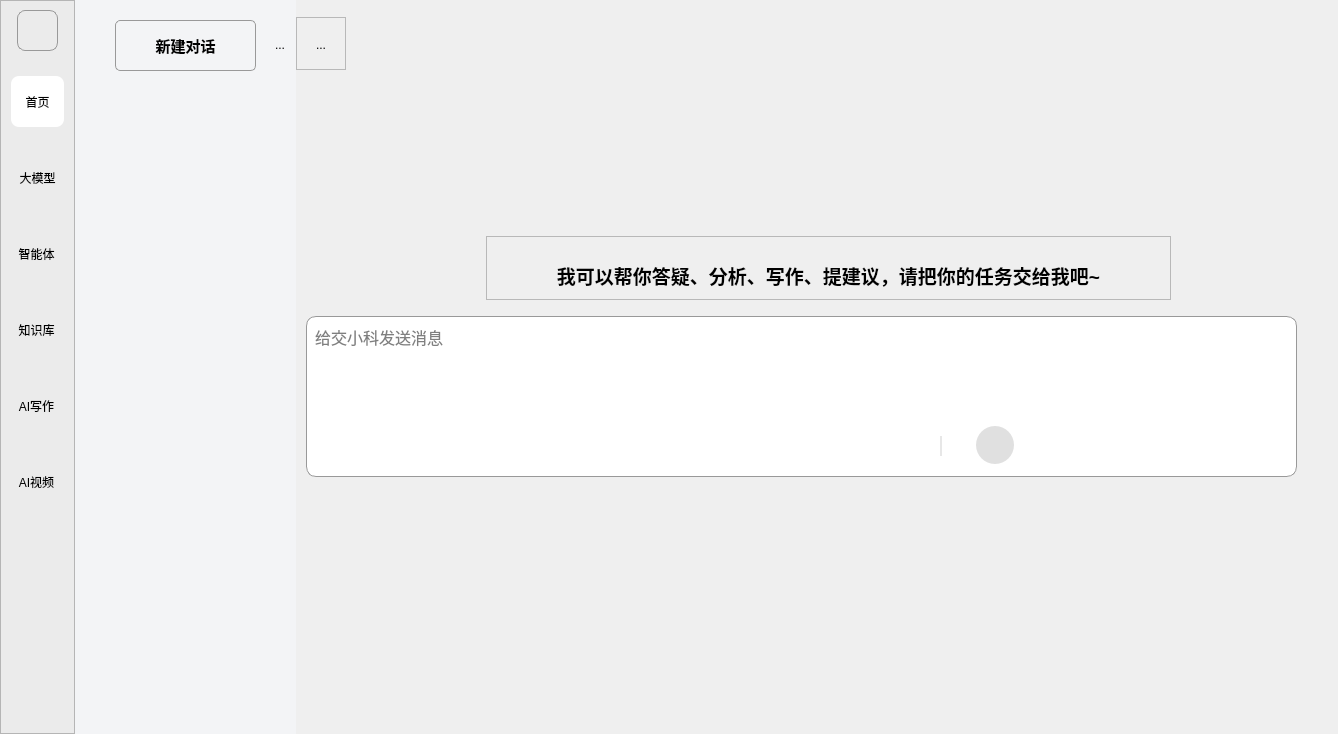
gyf0951/LLM, file welcomepage.ui: the form before one commit.
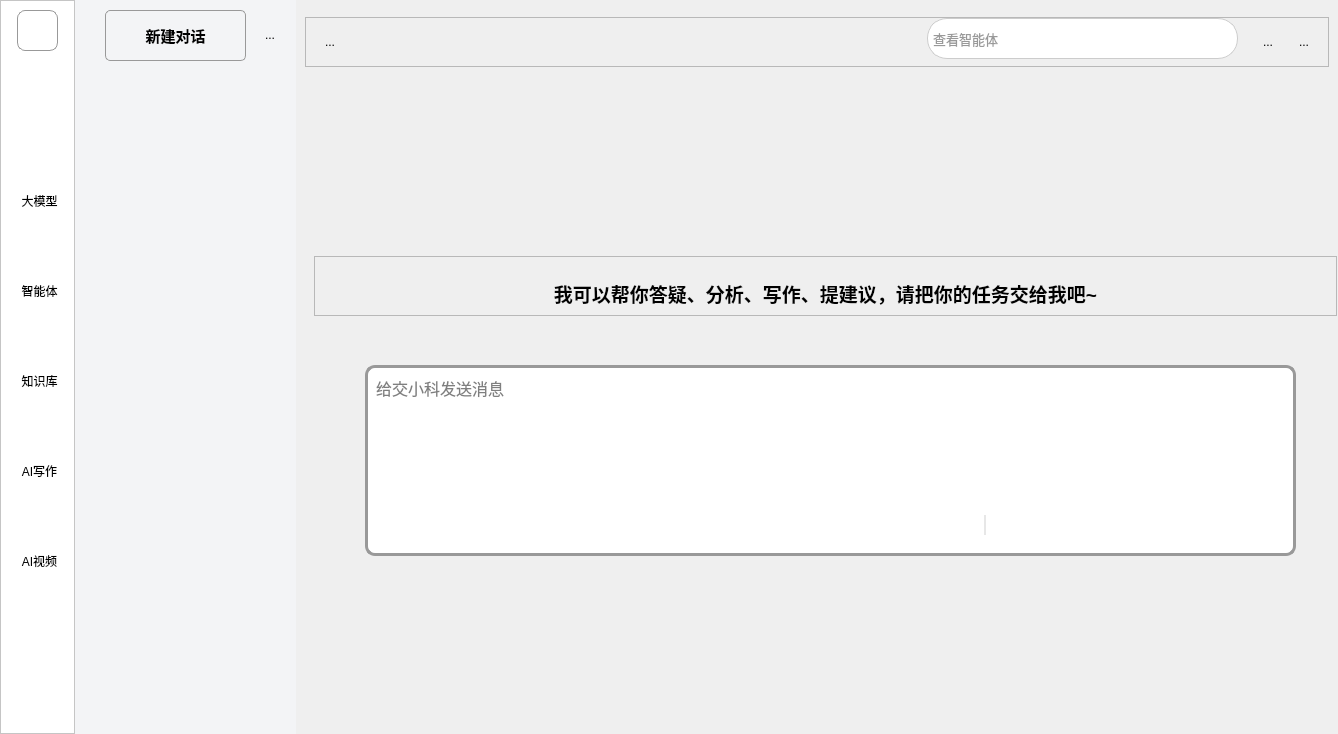
The form after the commit. Icons and pictures are not drawn.

What changed in the file:
```diff
--- a/welcomepage.ui
+++ b/welcomepage.ui
@@ -50,7 +50,7 @@
       </size>
      </property>
      <property name="styleSheet">
-      <string notr="true">background-color: rgb(235, 235, 235);</string>
+      <string notr="true">background-color: #FFFFFF;</string>
      </property>
      <property name="frameShape">
       <enum>QFrame::StyledPanel</enum>
@@ -65,6 +65,12 @@
       <property name="spacing">
        <number>25</number>
       </property>
+      <property name="leftMargin">
+       <number>11</number>
+      </property>
+      <property name="rightMargin">
+       <number>11</number>
+      </property>
       <item alignment="Qt::AlignHCenter|Qt::AlignVCenter">
        <widget class="QPushButton" name="pushButton_4">
         <property name="minimumSize">
@@ -103,14 +109,21 @@
        <widget class="QToolButton" name="toolButton_3">
         <property name="minimumSize">
          <size>
-          <width>53</width>
-          <height>51</height>
+          <width>55</width>
+          <height>65</height>
          </size>
         </property>
         <property name="styleSheet">
          <string notr="true">/* border: 1px solid #999; */
-background-color: rgb(255, 255, 255);
-border-radius: 8px;</string>
+/*background-color: #0076FF;  */
+border-radius: 8px;
+ background: qlineargradient( 
+x1:0, y1:0, x2:0, y2:1,             /* 从上到下渐变 */  
+stop:0 rgba(0, 118, 255, 255),     /* 顶部：#0076FF，不透明 */ 
+ stop:1 rgba(0, 118, 255, 178)      /* 底部：#0076FF，约70%不透明 */ 
+     );
+color: white;
+padding-top: 5px;</string>
         </property>
         <property name="text">
          <string>首页</string>
@@ -130,17 +143,31 @@
         </property>
        </widget>
       </item>
-      <item alignment="Qt::AlignHCenter|Qt::AlignVCenter">
+      <item>
        <widget class="QToolButton" name="toolButton">
         <property name="minimumSize">
          <size>
-          <width>53</width>
-          <height>51</height>
+          <width>55</width>
+          <height>65</height>
          </size>
         </property>
         <property name="styleSheet">
          <string notr="true">/* border: 1px solid #999; */
-border-radius: 8px;</string>
+QToolButton {
+    /* * 正常状态：
+     * 1. 背景色设为透明
+     * 2. 移除默认边框
+     */
+    background-color: transparent;
+    border: none;
+    border-radius: 8px; /* 保留您的圆角 */
+	padding-top: 5px;
+}
+QToolButton:hover {
+    background-color: #EBEBEB;
+border: 1px solid #CCCCCC;
+padding-top: 5px;
+}</string>
         </property>
         <property name="text">
          <string>大模型</string>
@@ -164,13 +191,27 @@
        <widget class="QToolButton" name="toolButton_2">
         <property name="minimumSize">
          <size>
-          <width>53</width>
-          <height>51</height>
+          <width>55</width>
+          <height>65</height>
          </size>
         </property>
         <property name="styleSheet">
          <string notr="true">/* border: 1px solid #999; */
-border-radius: 8px;</string>
+QToolButton {
+    /* * 正常状态：
+     * 1. 背景色设为透明
+     * 2. 移除默认边框
+     */
+    background-color: transparent;
+    border: none;
+    border-radius: 8px; /* 保留您的圆角 */
+	padding-top: 5px;
+}
+QToolButton:hover {
+    background-color: #EBEBEB;
+border: 1px solid #CCCCCC;
+padding-top: 5px;
+}</string>
         </property>
         <property name="text">
          <string>智能体</string>
@@ -194,13 +235,27 @@
        <widget class="QToolButton" name="toolButton_4">
         <property name="minimumSize">
          <size>
-          <width>53</width>
-          <height>51</height>
+          <width>55</width>
+          <height>65</height>
          </size>
         </property>
         <property name="styleSheet">
          <string notr="true">/* border: 1px solid #999; */
-border-radius: 8px;</string>
+QToolButton {
+    /* * 正常状态：
+     * 1. 背景色设为透明
+     * 2. 移除默认边框
+     */
+    background-color: transparent;
+    border: none;
+    border-radius: 8px; /* 保留您的圆角 */
+	padding-top: 5px;
+}
+QToolButton:hover {
+    background-color: #EBEBEB;
+border: 1px solid #CCCCCC;
+padding-top: 5px;
+}</string>
         </property>
         <property name="text">
          <string>知识库</string>
@@ -224,13 +279,27 @@
        <widget class="QToolButton" name="toolButton_5">
         <property name="minimumSize">
          <size>
-          <width>53</width>
-          <height>51</height>
+          <width>55</width>
+          <height>65</height>
          </size>
         </property>
         <property name="styleSheet">
          <string notr="true">/* border: 1px solid #999; */
-border-radius: 8px;</string>
+QToolButton {
+    /* * 正常状态：
+     * 1. 背景色设为透明
+     * 2. 移除默认边框
+     */
+    background-color: transparent;
+    border: none;
+    border-radius: 8px; /* 保留您的圆角 */
+	padding-top: 5px;
+}
+QToolButton:hover {
+    background-color: #EBEBEB;
+border: 1px solid #CCCCCC;
+padding-top: 5px;
+}</string>
         </property>
         <property name="text">
          <string>AI写作</string>
@@ -254,13 +323,27 @@
        <widget class="QToolButton" name="toolButton_6">
         <property name="minimumSize">
          <size>
-          <width>53</width>
-          <height>51</height>
+          <width>55</width>
+          <height>65</height>
          </size>
         </property>
         <property name="styleSheet">
          <string notr="true">/* border: 1px solid #999; */
-border-radius: 8px;</string>
+QToolButton {
+    /* * 正常状态：
+     * 1. 背景色设为透明
+     * 2. 移除默认边框
+     */
+    background-color: transparent;
+    border: none;
+    border-radius: 8px; /* 保留您的圆角 */
+	padding-top: 5px;
+}
+QToolButton:hover {
+    background-color: #EBEBEB;
+border: 1px solid #CCCCCC;
+padding-top: 5px;
+}</string>
         </property>
         <property name="text">
          <string>AI视频</string>
@@ -316,8 +399,8 @@
      <widget class="QWidget" name="widget_5" native="true">
       <property name="geometry">
        <rect>
-        <x>10</x>
-        <y>10</y>
+        <x>0</x>
+        <y>0</y>
         <width>221</width>
         <height>734</height>
        </rect>
@@ -446,30 +529,24 @@
        <height>16777215</height>
       </size>
      </property>
-     <layout class="QVBoxLayout" name="verticalLayout_2" stretch="0,0,1">
-      <property name="leftMargin">
-       <number>0</number>
-      </property>
+     <layout class="QVBoxLayout" name="verticalLayout_2" stretch="0,1,0,3">
       <property name="topMargin">
        <number>17</number>
       </property>
-      <property name="rightMargin">
-       <number>0</number>
-      </property>
       <property name="bottomMargin">
        <number>0</number>
       </property>
-      <item alignment="Qt::AlignVCenter">
+      <item>
        <widget class="QFrame" name="frame_4">
         <property name="sizePolicy">
-         <sizepolicy hsizetype="Fixed" vsizetype="Fixed">
+         <sizepolicy hsizetype="Preferred" vsizetype="Preferred">
           <horstretch>0</horstretch>
           <verstretch>0</verstretch>
          </sizepolicy>
         </property>
         <property name="minimumSize">
          <size>
-          <width>0</width>
+          <width>1000</width>
           <height>50</height>
          </size>
         </property>
@@ -479,9 +556,12 @@
         <property name="frameShadow">
          <enum>QFrame::Raised</enum>
         </property>
-        <layout class="QVBoxLayout" name="verticalLayout_3">
+        <layout class="QHBoxLayout" name="horizontalLayout_4">
          <property name="topMargin">
-          <number>12</number>
+          <number>0</number>
+         </property>
+         <property name="bottomMargin">
+          <number>0</number>
          </property>
          <item>
           <widget class="QToolButton" name="toggleBtn_2">
@@ -518,10 +598,154 @@
            </property>
           </widget>
          </item>
+         <item>
+          <spacer name="horizontalSpacer_3">
+           <property name="orientation">
+            <enum>Qt::Horizontal</enum>
+           </property>
+           <property name="sizeHint" stdset="0">
+            <size>
+             <width>40</width>
+             <height>20</height>
+            </size>
+           </property>
+          </spacer>
+         </item>
+         <item>
+          <widget class="QWidget" name="widget_6" native="true">
+           <property name="minimumSize">
+            <size>
+             <width>330</width>
+             <height>45</height>
+            </size>
+           </property>
+           <property name="maximumSize">
+            <size>
+             <width>350</width>
+             <height>16777215</height>
+            </size>
+           </property>
+           <widget class="QLineEdit" name="lineEdit">
+            <property name="geometry">
+             <rect>
+              <x>10</x>
+              <y>0</y>
+              <width>311</width>
+              <height>41</height>
+             </rect>
+            </property>
+            <property name="minimumSize">
+             <size>
+              <width>311</width>
+              <height>41</height>
+             </size>
+            </property>
+            <property name="maximumSize">
+             <size>
+              <width>311</width>
+              <height>41</height>
+             </size>
+            </property>
+            <property name="font">
+             <font>
+              <pointsize>10</pointsize>
+             </font>
+            </property>
+            <property name="styleSheet">
+             <string notr="true">QLineEdit {
+
+    border: 1px solid #CCCCCC;
+
+  
+    border-radius: 20px; 
+
+  padding-left: 3px;  
+
+    /* (可选) 设置文字和背景色 */
+    background-color: white;
+    color: #333333;
+}</string>
+            </property>
+            <property name="placeholderText">
+             <string>查看智能体</string>
+            </property>
+           </widget>
+          </widget>
+         </item>
+         <item alignment="Qt::AlignHCenter|Qt::AlignVCenter">
+          <widget class="QToolButton" name="toolButton_7">
+           <property name="minimumSize">
+            <size>
+             <width>30</width>
+             <height>30</height>
+            </size>
+           </property>
+           <property name="styleSheet">
+            <string notr="true">    background-color: transparent;
+    border: none;</string>
+           </property>
+           <property name="text">
+            <string>...</string>
+           </property>
+           <property name="icon">
+            <iconset resource="resource.qrc">
+             <normaloff>:/pic/img/切图 67@2x.png</normaloff>:/pic/img/切图 67@2x.png</iconset>
+           </property>
+           <property name="iconSize">
+            <size>
+             <width>30</width>
+             <height>30</height>
+            </size>
+           </property>
+          </widget>
+         </item>
+         <item alignment="Qt::AlignHCenter|Qt::AlignVCenter">
+          <widget class="QToolButton" name="toolButton_9">
+           <property name="minimumSize">
+            <size>
+             <width>30</width>
+             <height>30</height>
+            </size>
+           </property>
+           <property name="styleSheet">
+            <string notr="true">    background-color: transparent;
+    border: none;</string>
+           </property>
+           <property name="text">
+            <string>...</string>
+           </property>
+           <property name="icon">
+            <iconset resource="resource.qrc">
+             <normaloff>:/pic/img/切图 68@2x.png</normaloff>:/pic/img/切图 68@2x.png</iconset>
+           </property>
+           <property name="iconSize">
+            <size>
+             <width>30</width>
+             <height>30</height>
+            </size>
+           </property>
+          </widget>
+         </item>
         </layout>
        </widget>
       </item>
-      <item alignment="Qt::AlignVCenter">
+      <item>
+       <spacer name="verticalSpacer_3">
+        <property name="orientation">
+         <enum>Qt::Vertical</enum>
+        </property>
+        <property name="sizeType">
+         <enum>QSizePolicy::Expanding</enum>
+        </property>
+        <property name="sizeHint" stdset="0">
+         <size>
+          <width>20</width>
+          <height>50</height>
+         </size>
+        </property>
+       </spacer>
+      </item>
+      <item>
        <widget class="QWidget" name="widget_4" native="true">
         <property name="sizePolicy">
          <sizepolicy hsizetype="Preferred" vsizetype="Fixed">
@@ -541,19 +765,19 @@
           <height>16777215</height>
          </size>
         </property>
+        <layout class="QVBoxLayout" name="verticalLayout_4">
+         <item>
         <widget class="QFrame" name="horizontalFrame">
-         <property name="geometry">
-          <rect>
-           <x>1</x>
-           <y>40</y>
-           <width>1001</width>
-           <height>102</height>
-          </rect>
-         </property>
          <property name="minimumSize">
           <size>
            <width>20</width>
-           <height>20</height>
+             <height>120</height>
+            </size>
+           </property>
+           <property name="maximumSize">
+            <size>
+             <width>16777215</width>
+             <height>120</height>
           </size>
          </property>
          <layout class="QHBoxLayout" name="horizontalLayout_2">
@@ -625,14 +849,14 @@
           </item>
          </layout>
         </widget>
+         </item>
+         <item>
         <widget class="QFrame" name="frame_3">
-         <property name="geometry">
-          <rect>
-           <x>190</x>
-           <y>160</y>
-           <width>685</width>
-           <height>64</height>
-          </rect>
+           <property name="maximumSize">
+            <size>
+             <width>16777215</width>
+             <height>60</height>
+            </size>
          </property>
          <property name="frameShape">
           <enum>QFrame::StyledPanel</enum>
@@ -677,18 +901,12 @@
           </item>
          </layout>
         </widget>
+         </item>
+         <item alignment="Qt::AlignHCenter|Qt::AlignVCenter">
         <widget class="QWidget" name="widget" native="true">
-         <property name="geometry">
-          <rect>
-           <x>0</x>
-           <y>190</y>
-           <width>1021</width>
-           <height>261</height>
-          </rect>
-         </property>
          <property name="minimumSize">
           <size>
-           <width>933</width>
+             <width>980</width>
            <height>213</height>
           </size>
          </property>
@@ -732,7 +950,7 @@
            <string notr="true">border-radius: 19px;  /* 半径值，设置为宽度/高度的一半 */
 /*  border: 2px solid #999; */
 color: white;
-background-color: rgb(224, 224, 224);</string>
+/*background-color: rgb(224, 224, 224); */</string>
           </property>
           <property name="text">
            <string/>
@@ -847,9 +1065,9 @@
          <widget class="QFrame" name="frame">
           <property name="geometry">
            <rect>
-            <x>630</x>
+              <x>640</x>
             <y>170</y>
-            <width>31</width>
+              <width>20</width>
             <height>20</height>
            </rect>
           </property>
@@ -869,10 +1087,10 @@
          <widget class="QTextEdit" name="textEdit">
           <property name="geometry">
            <rect>
-            <x>10</x>
-            <y>50</y>
-            <width>991</width>
-            <height>161</height>
+              <x>30</x>
+              <y>20</y>
+              <width>931</width>
+              <height>191</height>
            </rect>
           </property>
           <property name="sizePolicy">
@@ -899,7 +1117,7 @@
            </font>
           </property>
           <property name="styleSheet">
-           <string notr="true">border: 1px solid #999;
+             <string notr="true">border: 2.5px solid #999;
         border-radius: 10px;
         background: white;
         padding: 4px;</string>
@@ -914,6 +1132,8 @@
          <zorder>frame</zorder>
          <zorder>pushButton</zorder>
         </widget>
+         </item>
+        </layout>
        </widget>
       </item>
       <item>
```
Left out of the diff: 27 changed lines with no effect on the pictures. Lines whose indentation alone changed are shown as unchanged.
